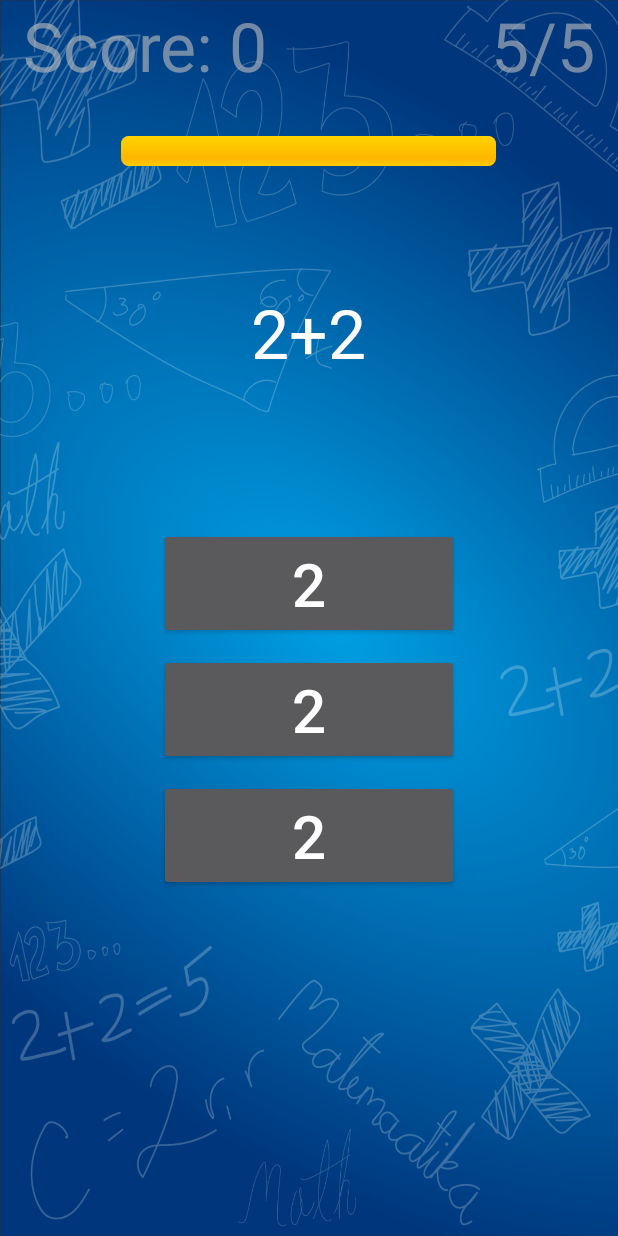
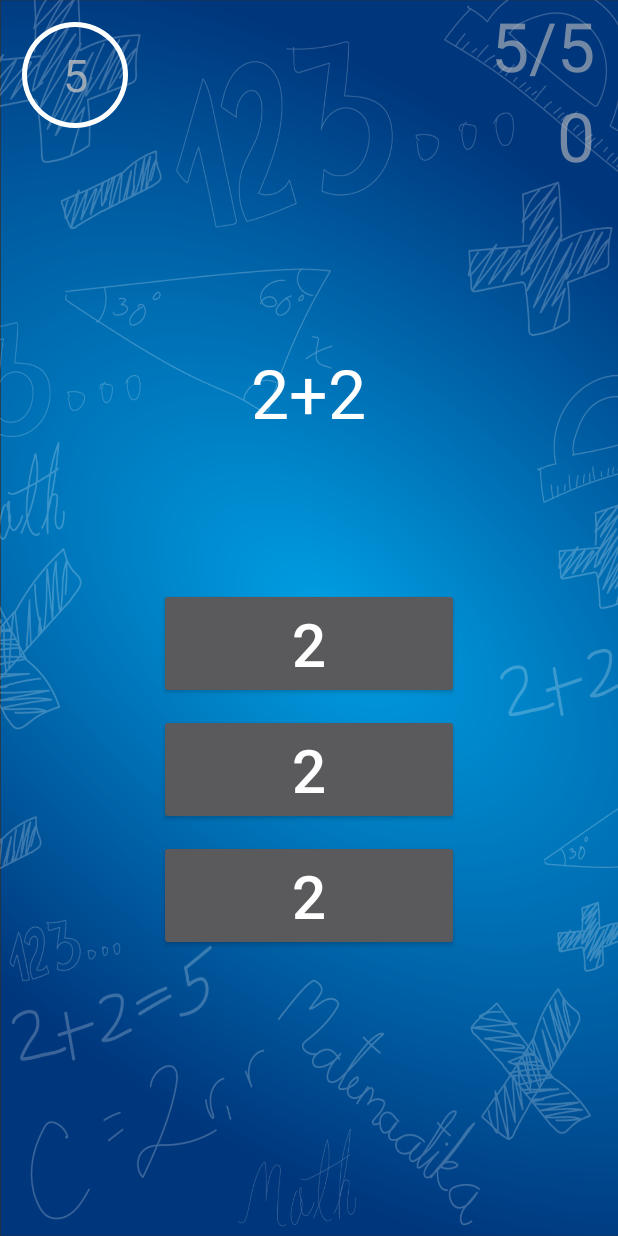
Before and after one commit to psarri/Mobiilirakendused-Grupp_5-1, an Android app: the Game screen opened directly, with no data from a screen before it, on a phone screen of 412 x 824 dp. Run offline under Robolectric (Android 15) with nearby library versions, the phone set to English and light mode, and no system bars; our stand-ins replace Room's generated code; 8 statements that could not run were skipped.

Commit message:
progress bar update

```diff
--- a/app/src/main/java/com/tlu/mathapp/Game.java
+++ b/app/src/main/java/com/tlu/mathapp/Game.java
@@ -38,6 +38,7 @@ public class Game extends AppCompatActivity {
         //Calls every tick
         public void onTick(long millisUntilFinished) {
             timeLeft = millisUntilFinished / 1000;
+            setTimeleft(timeLeft + "");
         }
         //Calls on finish
         public void onFinish() {
@@ -212,6 +213,11 @@ public class Game extends AppCompatActivity {
         timerDisplay.setText(s);
     }
 
+    private void setTimeleft(String s){
+        final TextView timerDisplay = (TextView) findViewById(R.id.timeNumber);
+        timerDisplay.setText(s);
+    }
+
     private void animateProgressBar(){
         final ProgressBar pb = (ProgressBar) findViewById(R.id.determinateBar);
         ObjectAnimator animation = ObjectAnimator.ofInt(pb, "progress", 5000, 0);
--- /dev/null
+++ b/app/src/main/res/drawable/circle_shape.xml
@@ -0,0 +1,11 @@
+<?xml version="1.0" encoding="utf-8"?>
+<shape
+    xmlns:android="http://schemas.android.com/apk/res/android"
+    android:shape="ring"
+    android:innerRadiusRatio="2.5"
+    android:thickness="3dp"
+    android:useLevel="false">
+
+    <solid android:color="#fff" />
+
+</shape>
--- /dev/null
+++ b/app/src/main/res/drawable/circular_progress_bar.xml
@@ -0,0 +1,18 @@
+<?xml version="1.0" encoding="utf-8"?>
+<rotate xmlns:android="http://schemas.android.com/apk/res/android"
+    android:fromDegrees="270"
+    android:toDegrees="270">
+    <shape
+        android:innerRadiusRatio="2.5"
+        android:shape="ring"
+        android:thickness="3dp"
+        android:useLevel="true">
+
+        <gradient
+            android:angle="0"
+            android:endColor="#F43636"
+            android:startColor="#FFC107"
+            android:type="sweep"
+            android:useLevel="false" />
+    </shape>
+</rotate>
--- a/app/src/main/res/layout/activity_game.xml
+++ b/app/src/main/res/layout/activity_game.xml
@@ -9,44 +9,61 @@
     android:background="@drawable/bggame"
     tools:context=".Game">
 
+
     <RelativeLayout
         android:layout_width="match_parent"
-        android:layout_height="wrap_content">
+        android:layout_height="wrap_content"
+        android:orientation="vertical">
 
+        <TextView
+            android:id="@+id/timeNumber"
+            android:layout_width="80dp"
+            android:layout_height="80dp"
+            android:layout_margin="10dp"
+            android:gravity="center"
+            android:alpha="0.8"
+            android:text="@string/timeNumber"
+            android:textColor="@color/colorGray"
+            android:textSize="30sp" />
+
+        <ProgressBar
+            android:id="@+id/determinateBar"
+            style="?android:attr/progressBarStyleHorizontal"
+            android:layout_width="80dp"
+            android:layout_height="80dp"
+            android:layout_margin="10dp"
+            android:background="@drawable/circle_shape"
+            android:indeterminate="false"
+            android:max="5000"
+            android:progress="0"
+            android:progressDrawable="@drawable/circular_progress_bar"
+            android:scaleX="-1" />
+
+        <TextView
+            android:id="@+id/score"
+            android:layout_width="wrap_content"
+            android:layout_height="wrap_content"
+            android:layout_alignParentEnd="true"
+            android:layout_marginRight="15dp"
+            android:layout_marginBottom="30dp"
+            android:layout_marginTop="60dp"
+            android:alpha="0.6"
+            android:text="@string/score"
+            android:textColor="@color/colorGray"
+            android:textSize="45sp" />
         <TextView
             android:id="@+id/lives"
             android:layout_width="wrap_content"
             android:layout_height="wrap_content"
+            android:layout_alignParentEnd="true"
             android:layout_marginRight="15dp"
             android:layout_marginBottom="30dp"
-            android:layout_alignParentEnd="true"
+            android:alpha="0.6"
             android:text="@string/lives"
             android:textColor="@color/colorGray"
-            android:alpha="0.6"
-            android:textSize="45sp" />
-        <TextView
-            android:id="@+id/score"
-            android:layout_width="wrap_content"
-            android:layout_height="wrap_content"
-            android:layout_marginLeft="15dp"
-            android:layout_marginBottom="30dp"
-            android:layout_alignParentStart="true"
-            android:text="@string/score"
-            android:textColor="@color/colorGray"
-            android:alpha="0.6"
             android:textSize="45sp" />
     </RelativeLayout>
 
-    <ProgressBar
-        android:id="@+id/determinateBar"
-        style="@android:style/Widget.ProgressBar.Horizontal"
-        android:layout_width="250dp"
-        android:layout_height="wrap_content"
-        android:layout_gravity="center_horizontal"
-        android:width="200dp"
-        android:progress="5000"
-        android:max="5000"
-        android:min="0"/>
 
     <TextView
         android:id="@+id/statusMessage"
--- a/app/src/main/res/values/strings.xml
+++ b/app/src/main/res/values/strings.xml
@@ -9,7 +9,8 @@
     <string name="game_over">Game Over</string>
     <string name="status_message"></string>
     <string name="lives">5/5</string>
-    <string name="score">Score: 0</string>
+    <string name="score">0</string>
     <string name="game_over_score">"Score: "</string>
     <string name="inputButton">SAVE</string>
+    <string name="timeNumber">5</string>
 </resources>
```
